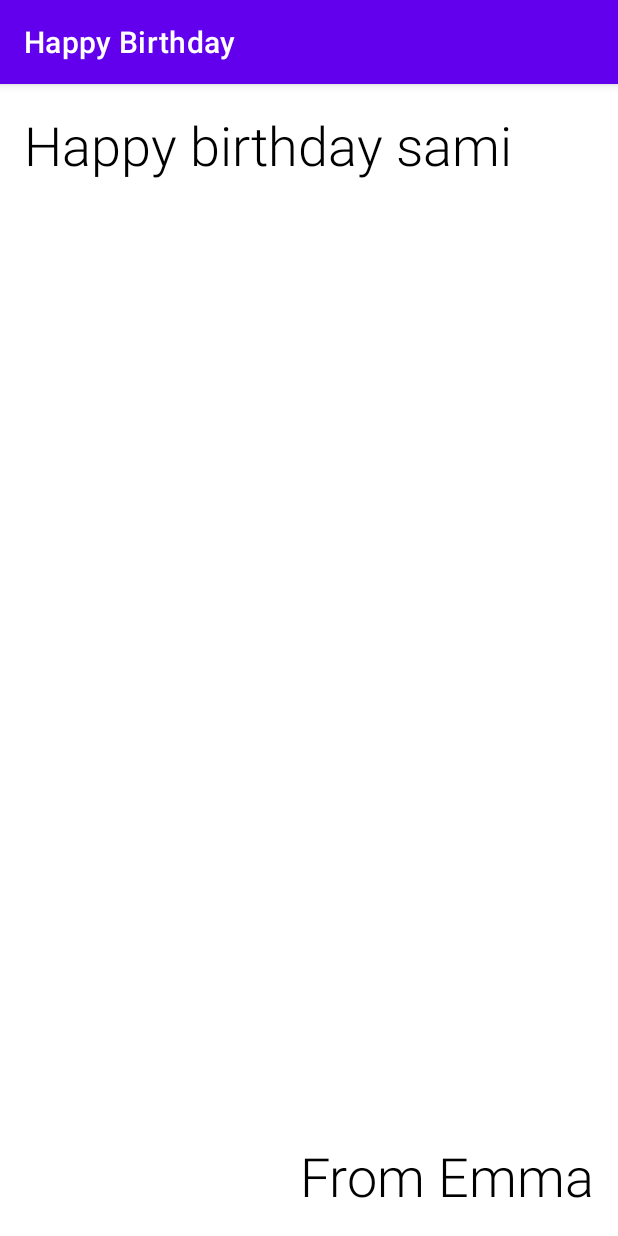
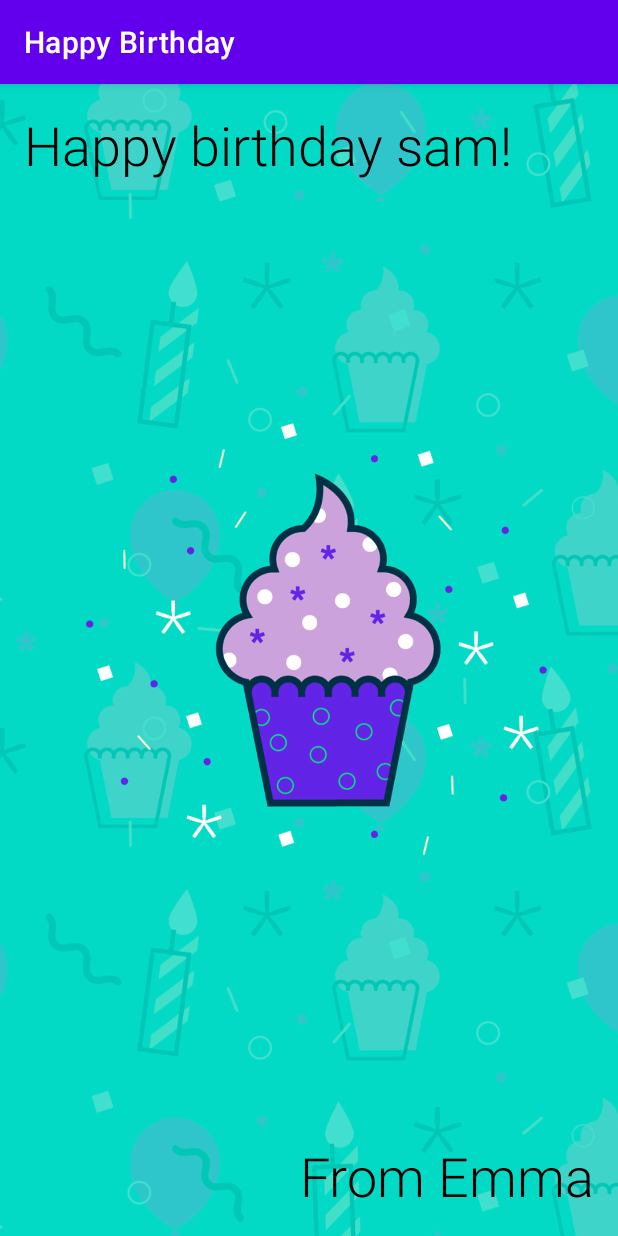
Before and after one commit to erickow/google-developer-android-kotlin, an Android app: the screen it shows after launch (MainActivity), on a phone screen of 412 x 824 dp. Run offline under Robolectric (Android 15) with nearby library versions, the phone set to English and light mode, and no system bars.

Commit message:
feat: hbd app basic layout

```diff
--- a/HappyBirthday/app/src/main/res/layout/activity_main.xml
+++ b/HappyBirthday/app/src/main/res/layout/activity_main.xml
@@ -6,6 +6,18 @@
     android:layout_height="match_parent"
     tools:context=".MainActivity">
 
+    <ImageView
+        android:id="@+id/imageView"
+        android:layout_width="0dp"
+        android:layout_height="0dp"
+        android:importantForAccessibility="no"
+        android:scaleType="centerCrop"
+        app:layout_constraintBottom_toBottomOf="parent"
+        app:layout_constraintEnd_toEndOf="parent"
+        app:layout_constraintStart_toStartOf="parent"
+        app:layout_constraintTop_toTopOf="parent"
+        app:srcCompat="@drawable/androidparty" />
+
     <TextView
         android:id="@+id/textView"
         android:layout_width="wrap_content"
@@ -13,7 +25,7 @@
         android:layout_marginStart="16dp"
         android:layout_marginTop="16dp"
         android:fontFamily="sans-serif-light"
-        android:text="Happy birthday sami"
+        android:text="@string/happy_birthday_text"
         android:textColor="@android:color/black"
         android:textSize="36sp"
         app:layout_constraintStart_toStartOf="parent"
@@ -26,9 +38,10 @@
         android:layout_marginEnd="16dp"
         android:layout_marginBottom="16dp"
         android:fontFamily="sans-serif-light"
-        android:text="From Emma"
+        android:text="@string/signature_text"
         android:textColor="@android:color/black"
         android:textSize="36sp"
         app:layout_constraintBottom_toBottomOf="parent"
         app:layout_constraintEnd_toEndOf="parent" />
+
 </androidx.constraintlayout.widget.ConstraintLayout>
--- a/HappyBirthday/app/src/main/res/values/strings.xml
+++ b/HappyBirthday/app/src/main/res/values/strings.xml
@@ -1,3 +1,5 @@
 <resources>
     <string name="app_name">Happy Birthday</string>
+    <string name="happy_birthday_text">Happy birthday sam!</string>
+    <string name="signature_text">From Emma</string>
 </resources>
```
Also changed, not shown: HappyBirthday/app/src/main/res/drawable/androidparty.png (added).
